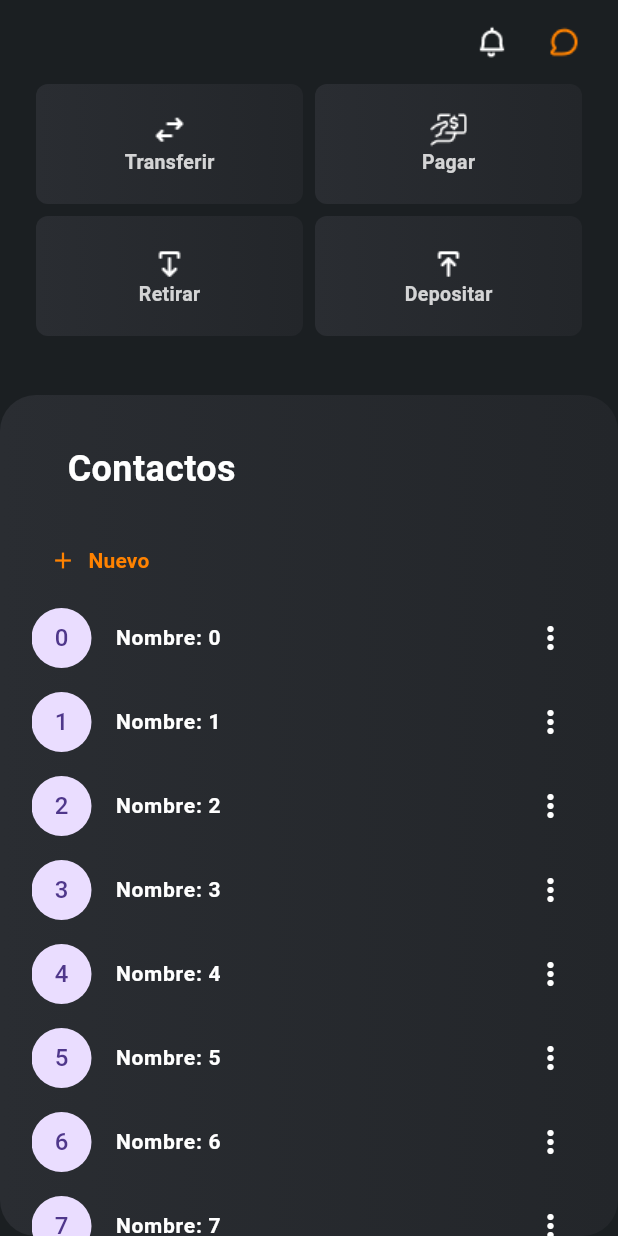
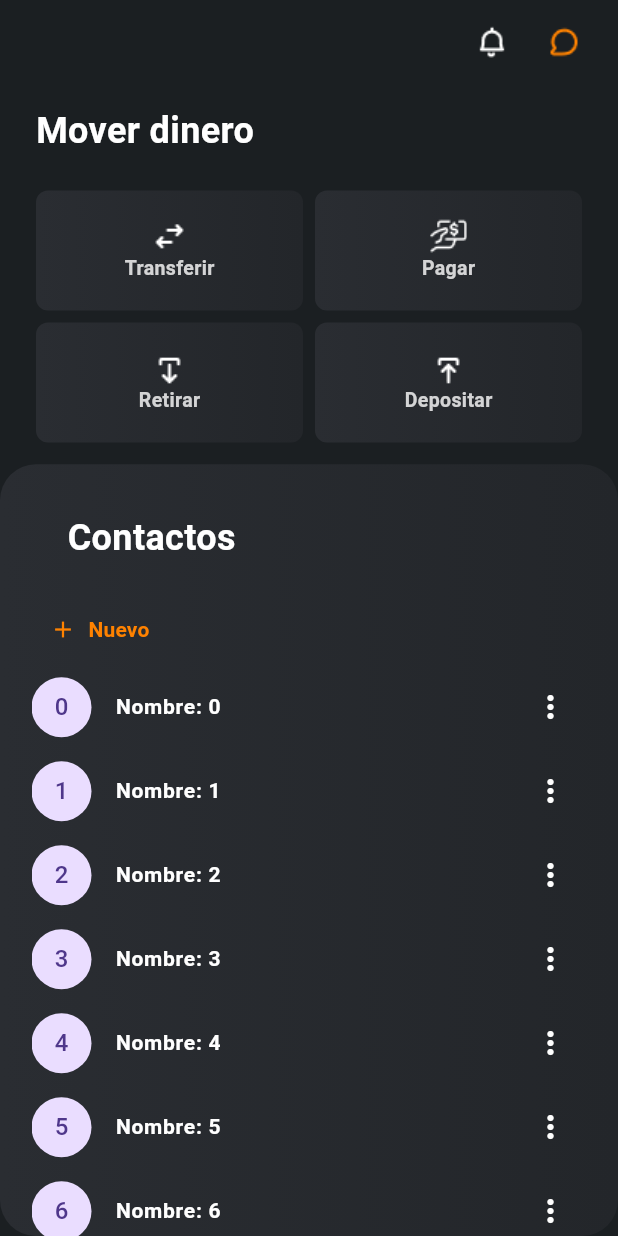
Before and after one commit to AlejandroRodriguezO/Greelow, a Flutter app: the screen it shows after launch, on a phone screen of 412 x 824 dp. Run offline on Flutter 3.47's test engine with Material 3 defaults, Android fonts, the phone set to English and light mode, and no system bars.

Commit message:
show text Mover dinero

```diff
--- a/lib/pages/home_page.dart
+++ b/lib/pages/home_page.dart
@@ -15,6 +15,9 @@ class HomePage extends StatelessWidget {
     return const Scaffold(
       appBar: AppBarWidget(),
       body: Stack(
+        children: [
+          Column(
+            crossAxisAlignment: CrossAxisAlignment.start,
             children: [
               SizedBox(
                 height: 14,
@@ -37,6 +40,8 @@ class HomePage extends StatelessWidget {
                 padding: padding,
                 child: ItemsBodyWidget(),
               ),
+            ],
+          ),
           DraggableWidget(),
         ],
       ),
--- a/lib/pages/widgets/draggable_widget.dart
+++ b/lib/pages/widgets/draggable_widget.dart
@@ -10,8 +10,8 @@ class DraggableWidget extends StatelessWidget {
   Widget build(BuildContext context) {
     return DraggableScrollableSheet(
       shouldCloseOnMinExtent: false,
-      initialChildSize: .73,
-      minChildSize: .73,
+      initialChildSize: .67,
+      minChildSize: .67,
       builder: (context, controller) {
         return Container(
           decoration: BoxDecoration(
```
Also changed, not shown: 2 other files. Lines whose indentation alone changed are shown as unchanged.
